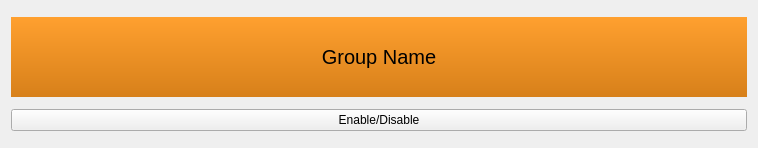
The window that COMET/QT_Designer_UI/SettingsFrame.ui (Chilldose/COMET) describes before a commit, drawn with Qt 5.
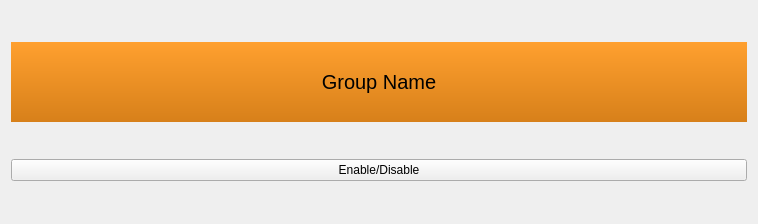
The same window after the commit.

Patch:
```diff
--- a/COMET/QT_Designer_UI/SettingsFrame.ui
+++ b/COMET/QT_Designer_UI/SettingsFrame.ui
@@ -7,7 +7,7 @@
     <x>0</x>
     <y>0</y>
     <width>758</width>
-    <height>148</height>
+    <height>224</height>
    </rect>
   </property>
   <property name="windowTitle">
```
